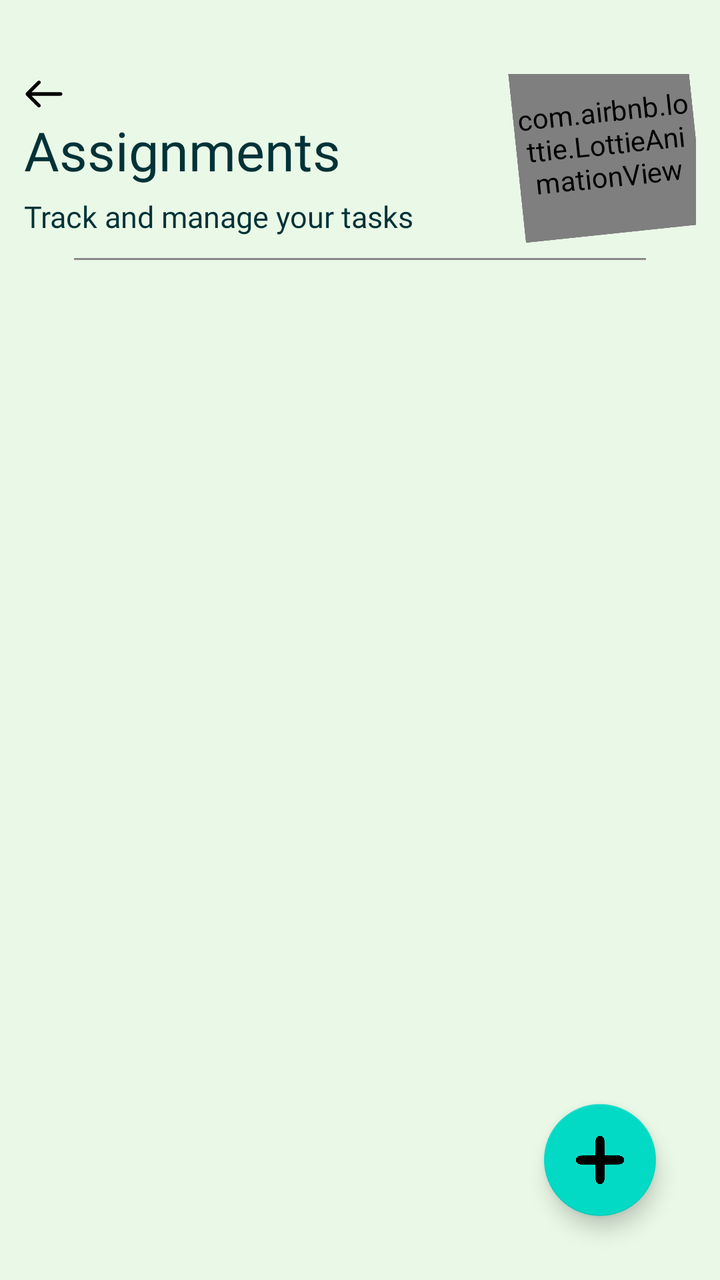
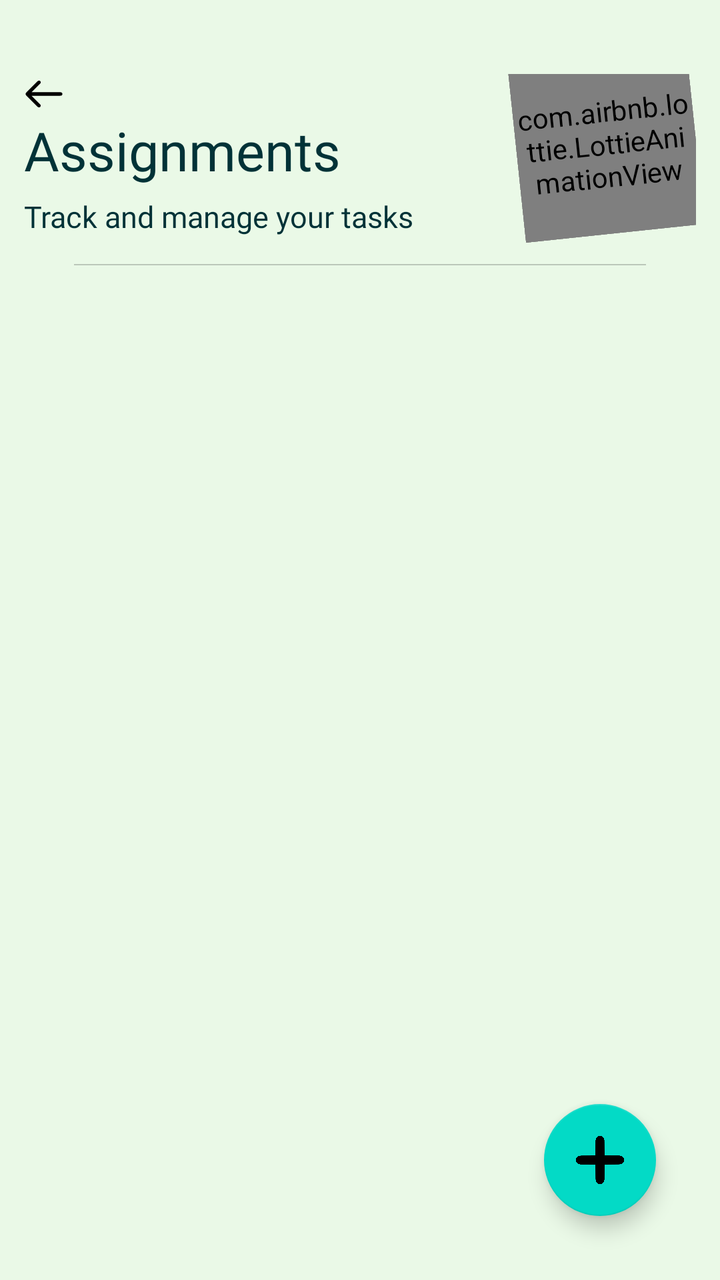

Before-and-after screenshots of an Android layout around one commit, followed by the original layout XML and the change that was made.
<!-- AndroidManifest.xml: application theme Theme.UniGo -->
<!-- res/layout/assignment.xml -->
<?xml version="1.0" encoding="utf-8"?>
<RelativeLayout xmlns:android="http://schemas.android.com/apk/res/android"
    xmlns:app="http://schemas.android.com/apk/res-auto"
    android:layout_width="match_parent"
    android:layout_height="match_parent"
    android:padding="12dp">

    
    <RelativeLayout
        android:id="@+id/headerSection"
        android:layout_width="match_parent"
        android:layout_height="wrap_content"
        android:layout_marginTop="25dp">

        <ImageView
            android:id="@+id/back"
            android:layout_width="20dp"
            android:layout_height="20dp"
            android:layout_alignParentStart="true"
            android:layout_alignParentTop="true"
            android:clickable="true"
            android:contentDescription="Back"
            android:focusable="true"
            android:foreground="?attr/selectableItemBackgroundBorderless"
            android:src="@drawable/left" />


        <TextView
            android:id="@+id/mainhead"
            android:layout_width="wrap_content"
            android:layout_height="wrap_content"
            android:fontFamily="@font/lexend"
            android:text="@string/assignments"
            android:layout_below="@id/back"
            android:textColor="@color/text_primary"
            android:textSize="27sp" />

        <TextView
            android:id="@+id/subhead"
            android:layout_width="wrap_content"
            android:layout_height="wrap_content"
            android:layout_below="@id/mainhead"
            android:layout_marginTop="5dp"
            android:fontFamily="@font/lexend"
            android:text="@string/assignActivity"
            android:textColor="@color/text_primary"
            android:textSize="15sp" />

        <com.airbnb.lottie.LottieAnimationView
            android:id="@+id/lottie"
            android:layout_width="90dp"
            android:layout_height="90dp"
            android:layout_alignParentEnd="true"
            android:rotation="-6"
            android:translationY="-10dp"
            app:lottie_autoPlay="true"
            app:lottie_loop="true"
            app:lottie_rawRes="@raw/checklist" />

    </RelativeLayout>

    <View
        android:id="@+id/div1"
        android:layout_width="match_parent"
        android:layout_height="1dp"
        android:layout_below="@id/headerSection"
        android:layout_marginStart="25dp"
        android:layout_marginTop="2dp"
        android:layout_marginEnd="25dp"
        android:layout_marginBottom="10dp"
        android:background="@color/gray" />

    <TextView
        android:id="@+id/state"
        android:layout_width="wrap_content"
        android:layout_height="wrap_content"
        android:layout_below="@id/div1"
        android:layout_centerHorizontal="true"
        android:layout_marginTop="40dp"
        android:fontFamily="@font/googlesans"
        android:text="@string/no_assignment_present"
        android:textColor="@color/text_primary"
        android:textSize="15sp"
        android:visibility="gone" />

    <com.airbnb.lottie.LottieAnimationView
        android:id="@+id/Lottie2"
        android:layout_width="110dp"
        android:layout_height="110dp"
        android:layout_below="@id/state"
        android:layout_centerHorizontal="true"
        android:translationY="-10dp"
        android:visibility="gone"
        app:lottie_autoPlay="true"
        app:lottie_loop="true"
        app:lottie_rawRes="@raw/empty" />

    
    <androidx.recyclerview.widget.RecyclerView
        android:id="@+id/assignmentRecycler"
        android:layout_width="match_parent"
        android:layout_height="wrap_content"
        android:layout_below="@id/div1"
        android:layout_marginTop="10dp"
        android:clipToPadding="false"
        android:paddingBottom="90dp"
        android:visibility="gone" />

    
    <com.google.android.material.floatingactionbutton.FloatingActionButton
        android:id="@+id/addAssignmentFab"
        android:layout_width="wrap_content"
        android:layout_height="wrap_content"
        android:layout_alignParentEnd="true"
        android:layout_alignParentBottom="true"
        android:layout_margin="20dp"
        android:src="@drawable/add" />

</RelativeLayout>
<!-- resources referenced by this layout -->
<resources>
  <color name="gray">#8E8989</color>
  <color name="text_primary">#013237</color>
  <!-- drawable add: vector/xml drawable (drawable, 4477 chars, omitted) -->
  <!-- drawable left: vector/xml drawable (drawable, 3338 chars, omitted) -->
  <string name="assignActivity">Track and manage your tasks</string>
  <string name="assignments">Assignments</string>
  <string name="no_assignment_present">No assignment present.</string>
  <style name="Theme.UniGo" parent="Theme.MaterialComponents.Light.NoActionBar">
  
          
          <item name="colorPrimary">@color/mint_primary</item>
          <item name="colorPrimaryVariant">@color/mint_dark</item>
          <item name="colorOnPrimary">@color/mint_light</item>
  
          
          <item name="android:windowBackground">@color/mint_light</item>
          <item name="colorSurface">@color/mint_soft</item>
  
          <item name="appBackground">@color/mint_light</item>
          <item name="appSurface">@color/mint_soft</item>
  
          
          <item name="android:textColorPrimary">@color/text_primary</item>
          <item name="fontFamily">@font/lexend</item>
  
          
          <item name="android:statusBarColor">@color/mint_dark</item>
          <item name="android:windowLightStatusBar">true</item>
  
      </style>
  <color name="mint_primary">#4CA771</color>
  <color name="mint_dark">#013237</color>
  <color name="mint_light">#EAF9E7</color>
  <color name="mint_soft">#C0E6BA</color>
</resources>

<!-- the commit's change to res/layout/assignment.xml (unified diff, before → after) -->
@@ -62,13 +62,13 @@
     <View
         android:id="@+id/div1"
         android:layout_width="match_parent"
-        android:layout_height="1dp"
+        android:layout_height="0.6dp"
         android:layout_below="@id/headerSection"
         android:layout_marginStart="25dp"
-        android:layout_marginTop="2dp"
+        android:layout_marginTop="5dp"
         android:layout_marginEnd="25dp"
         android:layout_marginBottom="10dp"
-        android:background="@color/gray" />
+        android:background="@color/view" />
 
     <TextView
         android:id="@+id/state"
<!-- resource entries referenced after the edit -->
@@ -1,7 +1,7 @@
 <!-- resources referenced by this layout -->
 <resources>
-  <color name="gray">#8E8989</color>
   <color name="text_primary">#013237</color>
+  <color name="view">#33000000</color>
   <!-- drawable add: vector/xml drawable (drawable, 4477 chars, omitted) -->
   <!-- drawable left: vector/xml drawable (drawable, 3338 chars, omitted) -->
   <string name="assignActivity">Track and manage your tasks</string>
